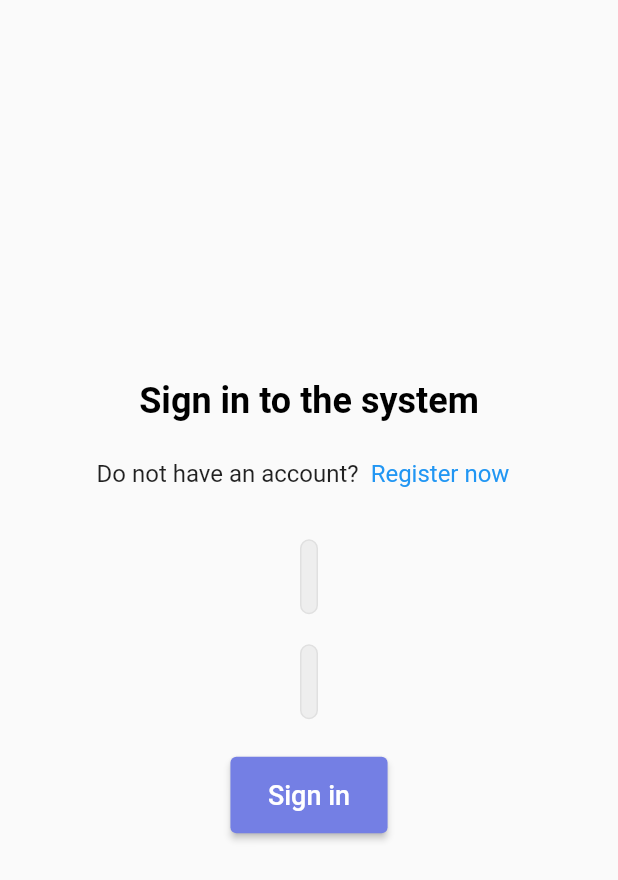
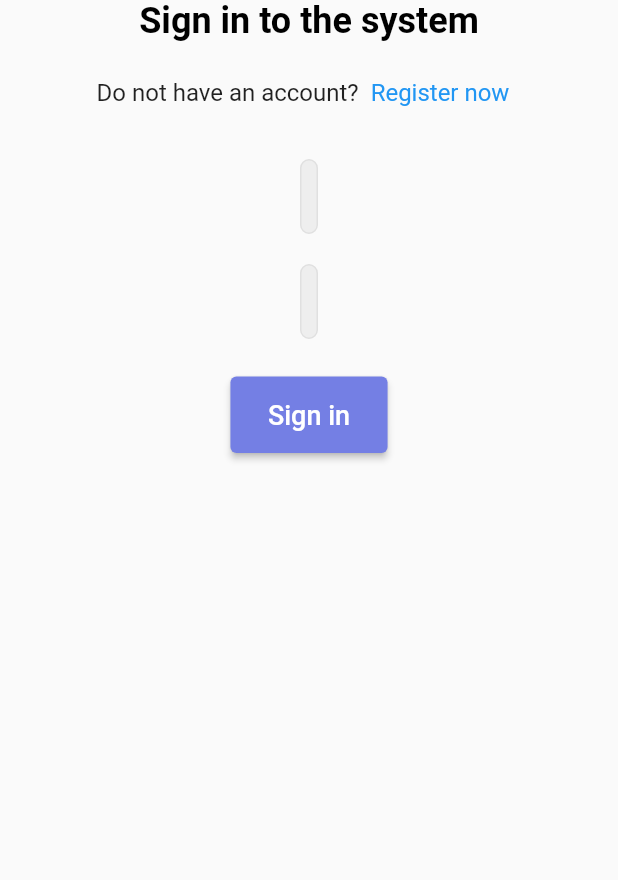
Before and after one commit to AitmaZh/sfera_test_task, a Flutter app: the screen it shows after launch, on a phone screen of 412 x 824 dp. Shown: the top 880 px of the screen. Run offline on Flutter 3.47's test engine with Material 2 defaults, Android fonts, the phone set to English and light mode, and no system bars.

Commit message:
some changes

```diff
--- a/lib/ui/login_page.dart
+++ b/lib/ui/login_page.dart
@@ -8,7 +8,13 @@ class LoginPage extends StatelessWidget {
   @override
   Widget build(BuildContext context) {
     return Scaffold(
-      body: Center(
+      body: Column(
+        children: [
+          /* const IconButton(
+            onPressed: onPressed,
+            icon: Icon(Icons.settings)), */
+
+          Center(
             child: Column(
               mainAxisAlignment: MainAxisAlignment.center,
               children: [
@@ -98,6 +104,8 @@ class LoginPage extends StatelessWidget {
               ],
             ),
           ),
+        ],
+      ),
     );
   }
 
```
Lines whose indentation alone changed are shown as unchanged.
